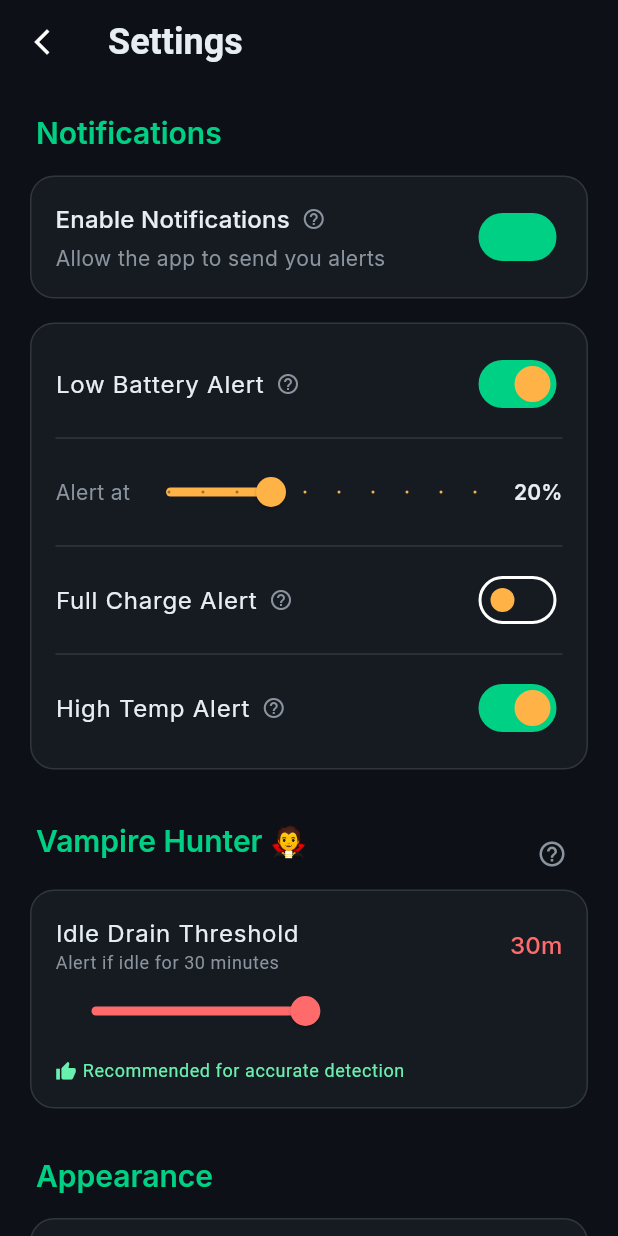
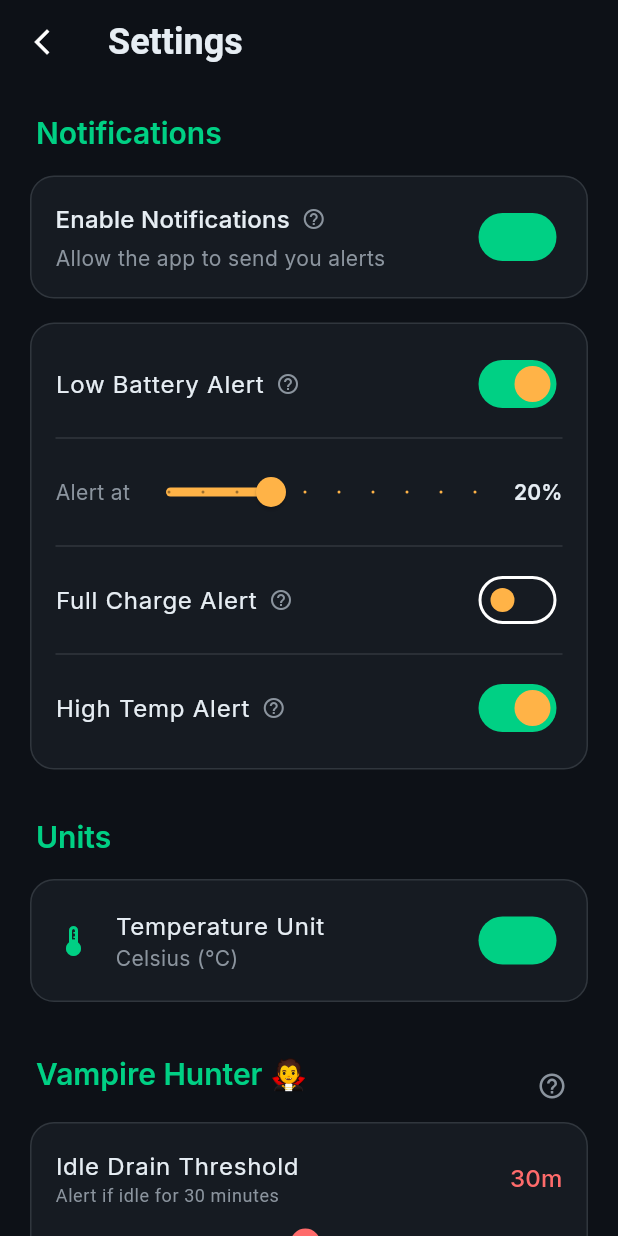
Before and after one commit to pfaustino/angry_battery, a Flutter app: the screen it shows after launch, after a tap on the "settings" icon, on a phone screen of 412 x 824 dp. Run offline on Flutter 3.47's test engine with Material 3 defaults, Android fonts, the phone set to English and light mode, and no system bars; our stand-ins replace battery_plus, fl_chart, flutter_local_notifications, google_fonts, shared_preferences; missing offline and left inert: android_intent_plus.

Commit message:
Implement Real Battery Stats and Vampire Hunter Panel

```diff
--- a/lib/main.dart
+++ b/lib/main.dart
@@ -5,6 +5,7 @@ import 'services/battery_service.dart';
 import 'screens/home_screen.dart';
 
 
+import 'services/vampire_service.dart';
 import 'services/notification_service.dart';
 
 void main() async {
@@ -18,8 +19,11 @@ class AngryBatteryApp extends StatelessWidget {
 
   @override
   Widget build(BuildContext context) {
-    return ChangeNotifierProvider(
-      create: (context) => BatteryService()..initialize(),
+    return MultiProvider(
+      providers: [
+        ChangeNotifierProvider(create: (_) => BatteryService()..initialize()),
+        ChangeNotifierProvider(create: (_) => VampireService()..start()),
+      ],
       child: MaterialApp(
         title: 'Angry Battery',
         debugShowCheckedModeBanner: false,
--- a/lib/screens/home_screen.dart
+++ b/lib/screens/home_screen.dart
@@ -9,6 +9,7 @@ import 'settings_screen.dart';
 import 'app_usage_screen.dart';
 import 'package:android_intent_plus/android_intent.dart';
 import '../services/vampire_service.dart';
+import '../widgets/vampire_hunter_card.dart';
 
 class HomeScreen extends StatefulWidget {
   const HomeScreen({super.key});
@@ -18,18 +19,8 @@ class HomeScreen extends StatefulWidget {
 }
 
 class _HomeScreenState extends State<HomeScreen> {
-  final VampireService _vampireService = VampireService();
-
-  @override
-  void initState() {
-    super.initState();
-    _vampireService.start();
-    _vampireService.onVampireDetected = _showVampireDialog;
-  }
-
   @override
   void dispose() {
-    _vampireService.dispose();
     super.dispose();
   }
 
@@ -163,6 +154,12 @@ class _HomeScreenState extends State<HomeScreen> {
 
                   const SizedBox(height: 24),
 
+                  // Vampire Hunter Status
+                  const VampireHunterCard(),
+
+                  const SizedBox(height: 24),
+                  const SizedBox(height: 24),
+
                   // Estimated time
                   Center(
                     child: Container(
@@ -209,20 +206,22 @@ class _HomeScreenState extends State<HomeScreen> {
                       Expanded(
                         child: StatCard(
                           title: 'Health',
-                          value: 'Good',
+                          value: battery.health,
                           icon: Icons.favorite,
-                          iconColor: AppTheme.primary,
-                          subtitle: 'Battery optimal',
+                          iconColor: battery.health == 'Good' ? AppTheme.primary : AppTheme.accent,
+                          subtitle: battery.health == 'Good' ? 'Optimal state' : 'Attention needed',
                         ),
                       ),
                       const SizedBox(width: 12),
                       Expanded(
                         child: StatCard(
                           title: 'Temperature',
-                          value: '28°C',
+                          value: battery.useCelsius
+                              ? '${battery.temperature.toStringAsFixed(1)}°C'
+                              : '${(battery.temperature * 9 / 5 + 32).toStringAsFixed(1)}°F',
                           icon: Icons.thermostat,
-                          iconColor: AppTheme.warning,
-                          subtitle: 'Normal',
+                          iconColor: battery.temperature > 40 ? AppTheme.accent : AppTheme.warning,
+                          subtitle: battery.temperature > 40 ? 'Overheat' : 'Normal',
                         ),
                       ),
                     ],
@@ -235,7 +234,8 @@ class _HomeScreenState extends State<HomeScreen> {
                       Expanded(
                         child: StatCard(
                           title: 'Screen On',
-                          value: '2h 34m',
+                          // Format duration: 2h 34m
+                          value: '${battery.screenOnTime.inHours}h ${battery.screenOnTime.inMinutes.remainder(60)}m',
                           icon: Icons.phone_android,
                           iconColor: Colors.blueAccent,
                           subtitle: 'Today',
@@ -245,7 +245,7 @@ class _HomeScreenState extends State<HomeScreen> {
                       Expanded(
                         child: StatCard(
                           title: 'Charge Cycles',
-                          value: '142',
+                          value: battery.cycles == -1 ? 'N/A' : '${battery.cycles}',
                           icon: Icons.loop,
                           iconColor: Colors.purpleAccent,
                           subtitle: 'Total',
--- a/lib/screens/settings_screen.dart
+++ b/lib/screens/settings_screen.dart
@@ -1,7 +1,7 @@
 import 'package:flutter/material.dart';
 import '../theme/app_theme.dart';
-
-
+import 'package:provider/provider.dart';
+import '../services/battery_service.dart';
 import '../services/vampire_service.dart';
 
 class SettingsScreen extends StatefulWidget {
@@ -113,6 +113,52 @@ class _SettingsScreenState extends State<SettingsScreen> {
                 ),
               ),
             ],
+
+            const SizedBox(height: 32),
+            _buildSectionHeader('Units'),
+            Consumer<BatteryService>(
+              builder: (context, battery, child) {
+                return Container(
+                  padding: const EdgeInsets.all(16),
+                  decoration: BoxDecoration(
+                    color: AppTheme.surface,
+                    borderRadius: BorderRadius.circular(16),
+                    border: Border.all(color: AppTheme.border),
+                  ),
+                  child: Row(
+                    mainAxisAlignment: MainAxisAlignment.spaceBetween,
+                    children: [
+                      Row(
+                        children: [
+                          Icon(Icons.thermostat, color: AppTheme.primary, size: 24),
+                          const SizedBox(width: 16),
+                          Column(
+                            crossAxisAlignment: CrossAxisAlignment.start,
+                            children: [
+                              Text(
+                                'Temperature Unit',
+                                style: Theme.of(context).textTheme.bodyLarge,
+                              ),
+                              Text(
+                                battery.useCelsius ? 'Celsius (°C)' : 'Fahrenheit (°F)',
+                                style: Theme.of(context).textTheme.bodyMedium?.copyWith(
+                                  color: AppTheme.textMuted,
+                                ),
+                              ),
+                            ],
+                          ),
+                        ],
+                      ),
+                      Switch(
+                        value: battery.useCelsius,
+                        onChanged: (val) => battery.toggleTemperatureUnit(val),
+                        thumbColor: WidgetStateProperty.all(AppTheme.primary),
+                      ),
+                    ],
+                  ),
+                );
+              },
+            ),
 
             const SizedBox(height: 32),
             Row(
--- a/lib/services/battery_service.dart
+++ b/lib/services/battery_service.dart
@@ -1,13 +1,20 @@
 import 'dart:async';
 import 'package:battery_plus/battery_plus.dart';
 import 'package:flutter/foundation.dart';
+import 'package:flutter/services.dart';
 import 'notification_service.dart';
 
 class BatteryService extends ChangeNotifier {
   final Battery _battery = Battery();
   final NotificationService _notifications = NotificationService();
+  static const _channel = MethodChannel('com.angrybattery.app/battery');
 
   int _batteryLevel = 0;
+  double _temperature = 0.0;
+  String _health = 'Unknown';
+  int _cycles = -1;
+  Duration _screenOnTime = Duration.zero;
+  bool _useCelsius = true;
   BatteryState _batteryState = BatteryState.unknown;
   StreamSubscription<BatteryState>? _batteryStateSubscription;
   Timer? _levelTimer;
@@ -16,6 +23,11 @@ class BatteryService extends ChangeNotifier {
   final List<BatteryRecord> _history = [];
 
   int get batteryLevel => _batteryLevel;
+  double get temperature => _temperature;
+  String get health => _health;
+  int get cycles => _cycles;
+  Duration get screenOnTime => _screenOnTime;
+  bool get useCelsius => _useCelsius;
   BatteryState get batteryState => _batteryState;
   List<BatteryRecord> get history => List.unmodifiable(_history);
 
@@ -83,12 +95,33 @@ class BatteryService extends ChangeNotifier {
   Future<void> _updateBatteryLevel() async {
     try {
       _batteryLevel = await _battery.batteryLevel;
+      try {
+        final double temp = await _channel.invokeMethod('getBatteryTemperature');
+        _temperature = temp;
+
+        final String health = await _channel.invokeMethod('getBatteryHealth');
+        _health = health;
+
+        final int cycles = await _channel.invokeMethod('getChargeCycles');
+        _cycles = cycles;
+
+        final int sotMillis = await _channel.invokeMethod('getScreenOnTime');
+        _screenOnTime = Duration(milliseconds: sotMillis);
+      } on PlatformException catch (e) {
+        debugPrint("Failed to get battery stats: '${e.message}'.");
+      }
+
       // Triggers shaming if conditions are met
       _notifications.checkBatteryState(_batteryLevel, isCharging);
       notifyListeners();
     } catch (e) {
       debugPrint('Error getting battery level: $e');
     }
+  }
+
+  void toggleTemperatureUnit(bool useCelsius) {
+    _useCelsius = useCelsius;
+    notifyListeners();
   }
 
   void _recordHistory() {
--- a/lib/services/vampire_service.dart
+++ b/lib/services/vampire_service.dart
@@ -5,7 +5,9 @@ import 'package:flutter/services.dart';
 import 'package:shared_preferences/shared_preferences.dart';
 import 'app_usage_service.dart';
 
-class VampireService {
+import 'dart:convert';
+
+class VampireService extends ChangeNotifier {
   static final VampireService _instance = VampireService._internal();
   factory VampireService() => _instance;
   VampireService._internal();
@@ -23,7 +25,10 @@ class VampireService {
   DateTime? _screenOffTime;
   int? _screenOffLevel;
 
-  // Alert Callback
+  VampireAlert? _lastAlert;
+  VampireAlert? get lastAlert => _lastAlert;
+
+  // Alert Callback (Keeping for backward compat/dialogs, but UI should listen to notifyListeners)
   Function(VampireAlert)? onVampireDetected;
 
   Future<void> start() async {
@@ -40,6 +45,16 @@ class VampireService {
   Future<void> _loadSettings() async {
     final prefs = await SharedPreferences.getInstance();
     _thresholdMinutes = prefs.getInt('vampire_threshold') ?? 30;
+
+    final alertJson = prefs.getString('last_vampire_alert');
+    if (alertJson != null) {
+      try {
+        _lastAlert = VampireAlert.fromJson(jsonDecode(alertJson));
+      } catch (e) {
+        debugPrint("Error loading last alert: $e");
+      }
+    }
+    notifyListeners();
   }
 
   Future<void> setThreshold(int minutes) async {
@@ -72,12 +87,19 @@ class VampireService {
       // Capture the suspects immediately
       final suspects = await _usageService.getAppUsageForRange(_screenOffTime!, now);
 
+      final alert = VampireAlert(
+        drainAmount: drain,
+        duration: duration,
+        suspects: suspects,
+        timestamp: now,
+      );
+
+      _lastAlert = alert;
+      _saveAlert(alert);
+      notifyListeners();
+
       if (onVampireDetected != null) {
-        onVampireDetected!(VampireAlert(
-          drainAmount: drain,
-          duration: duration,
-          suspects: suspects,
-        ));
+        onVampireDetected!(alert);
       }
     }
 
@@ -86,8 +108,14 @@ class VampireService {
     _screenOffLevel = null;
   }
 
+  Future<void> _saveAlert(VampireAlert alert) async {
+    final prefs = await SharedPreferences.getInstance();
+    await prefs.setString('last_vampire_alert', jsonEncode(alert.toJson()));
+  }
+
   void dispose() {
     _screenSubscription?.cancel();
+    super.dispose();
   }
 }
 
@@ -95,6 +123,26 @@ class VampireAlert {
   final int drainAmount;
   final Duration duration;
   final List<Map<String, dynamic>> suspects;
+  final DateTime timestamp;
 
-  VampireAlert({required this.drainAmount, required this.duration, required this.suspects});
+  VampireAlert({
+    required this.drainAmount,
+    required this.duration,
+    required this.suspects,
+    required this.timestamp,
+  });
+
+  Map<String, dynamic> toJson() => {
+    'drainAmount': drainAmount,
+    'durationMinutes': duration.inMinutes,
+    'suspects': suspects,
+    'timestamp': timestamp.millisecondsSinceEpoch,
+  };
+
+  factory VampireAlert.fromJson(Map<String, dynamic> json) => VampireAlert(
+    drainAmount: json['drainAmount'],
+    duration: Duration(minutes: json['durationMinutes']),
+    suspects: List<Map<String, dynamic>>.from(json['suspects']),
+    timestamp: DateTime.fromMillisecondsSinceEpoch(json['timestamp']),
+  );
 }
--- /dev/null
+++ b/lib/widgets/vampire_hunter_card.dart
@@ -0,0 +1,158 @@
+import 'package:flutter/material.dart';
+import 'package:provider/provider.dart';
+import '../services/vampire_service.dart';
+import '../theme/app_theme.dart';
+
+class VampireHunterCard extends StatelessWidget {
+  const VampireHunterCard({super.key});
+
+  @override
+  Widget build(BuildContext context) {
+    return Consumer<VampireService>(
+      builder: (context, vampire, child) {
+        final alert = vampire.lastAlert;
+        final hasCatch = alert != null;
+
+        return Container(
+          decoration: BoxDecoration(
+            gradient: LinearGradient(
+              colors: hasCatch
+                  ? [AppTheme.accent.withOpacity(0.2), AppTheme.accent.withOpacity(0.05)]
+                  : [AppTheme.primary.withOpacity(0.2), AppTheme.primary.withOpacity(0.05)],
+              begin: Alignment.topLeft,
+              end: Alignment.bottomRight,
+            ),
+            borderRadius: BorderRadius.circular(20),
+            border: Border.all(
+              color: hasCatch ? AppTheme.accent.withOpacity(0.5) : AppTheme.primary.withOpacity(0.5),
+            ),
+          ),
+          child: Material(
+            color: Colors.transparent,
+            child: InkWell(
+              borderRadius: BorderRadius.circular(20),
+              onTap: () {
+                if (!hasCatch) return;
+
+                showDialog(
+                  context: context,
+                  builder: (context) => AlertDialog(
+                    backgroundColor: AppTheme.surface,
+                    title: Row(
+                      children: [
+                        const Icon(Icons.nightlight_round, color: AppTheme.warning),
+                        const SizedBox(width: 8),
+                        const Text('Vampire Detected! 🧛'),
+                      ],
+                    ),
+                    content: Column(
+                      mainAxisSize: MainAxisSize.min,
+                      crossAxisAlignment: CrossAxisAlignment.start,
+                      children: [
+                        Text(
+                          'You lost ${alert.drainAmount}% battery while the screen was off (${alert.duration.inMinutes} mins).',
+                          style: const TextStyle(color: Colors.white70),
+                        ),
+                        const SizedBox(height: 16),
+                        const Text(
+                          'Suspects:',
+                          style: TextStyle(fontWeight: FontWeight.bold, color: AppTheme.accent),
+                        ),
+                        const SizedBox(height: 8),
+                        Container(
+                          constraints: const BoxConstraints(maxHeight: 200),
+                          child: alert.suspects.isEmpty
+                              ? const Text('Unknown causes.', style: TextStyle(color: Colors.white38))
+                              : ListView.builder(
+                                  shrinkWrap: true,
+                                  itemCount: alert.suspects.length,
+                                  itemBuilder: (context, index) {
+                                    final app = alert.suspects[index];
+                                    return ListTile(
+                                      contentPadding: EdgeInsets.zero,
+                                      dense: true,
+                                      leading: const Icon(Icons.warning_amber_rounded, color: Colors.orange, size: 20),
+                                      title: Text(app['appName'] ?? 'Unknown', style: const TextStyle(color: Colors.white)),
+                                      subtitle: Text('${app['usage']}m active', style: const TextStyle(color: Colors.white38)),
+                                    );
+                                  },
+                                ),
+                        ),
+                      ],
+                    ),
+                    actions: [
+                      TextButton(
+                        onPressed: () => Navigator.pop(context),
+                        child: const Text('Dismiss'),
+                      ),
+                    ],
+                  ),
+                );
+              },
+              child: Padding(
+                padding: const EdgeInsets.all(20),
+                child: Column(
+                  crossAxisAlignment: CrossAxisAlignment.start,
+                  children: [
+                    Row(
+                      mainAxisAlignment: MainAxisAlignment.spaceBetween,
+                      children: [
+                        Row(
+                          children: [
+                            Icon(
+                              hasCatch ? Icons.nightlight_round : Icons.shield,
+                              color: hasCatch ? AppTheme.accent : AppTheme.primary,
+                            ),
+                            const SizedBox(width: 12),
+                            Text(
+                              'Vampire Hunter',
+                              style: Theme.of(context).textTheme.titleLarge?.copyWith(
+                                fontWeight: FontWeight.bold,
+                              ),
+                            ),
+                          ],
+                        ),
+                        Container(
+                          padding: const EdgeInsets.symmetric(horizontal: 12, vertical: 6),
+                          decoration: BoxDecoration(
+                            color: (hasCatch ? AppTheme.accent : AppTheme.primary).withOpacity(0.2),
+                            borderRadius: BorderRadius.circular(20),
+                          ),
+                          child: Text(
+                            hasCatch ? 'THREAT DETECTED' : 'ACTIVE',
+                            style: TextStyle(
+                              color: hasCatch ? AppTheme.accent : AppTheme.primary,
+                              fontWeight: FontWeight.bold,
+                              fontSize: 12,
+                            ),
+                          ),
+                        ),
+                      ],
+                    ),
+                    const SizedBox(height: 16),
+                    if (hasCatch) ...[
+                      Text(
+                        'Last catch: ${alert.drainAmount}% drain while idle.',
+                        style: const TextStyle(color: Colors.white, fontSize: 16),
+                      ),
+                      const SizedBox(height: 8),
+                      Text(
+                        'Suspects: ${alert.suspects.isNotEmpty ? alert.suspects.first['appName'] ?? 'Unknown' : 'Unknown'} and others.',
+                        style: const TextStyle(color: AppTheme.textMuted),
+                      ),
+                    ] else ...[
+                      const Text(
+                        'Trap is armed. Monitoring for idle drain when screen is off.',
+                        style: TextStyle(color: AppTheme.textMuted),
+                      ),
+                    ],
+                  ],
+                ),
+              ),
+            ),
+          ),
+        );
+      },
+    );
+  }
+}
```
Also changed, not shown: marketing/feature_graphic.png (added), 5 other files.
